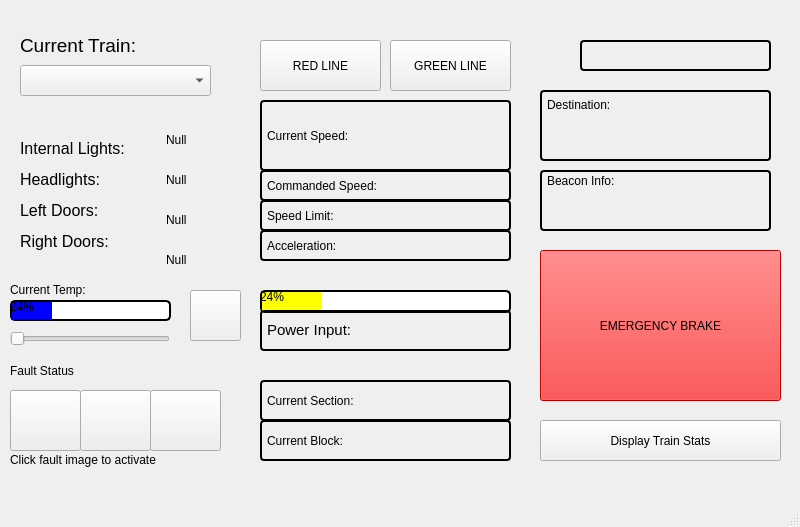
This is Full System/trainModel_fullsys.ui in headhunter22/ECE1140-Train-Simulator as Qt 5 draws it before an edit. The edited form follows.
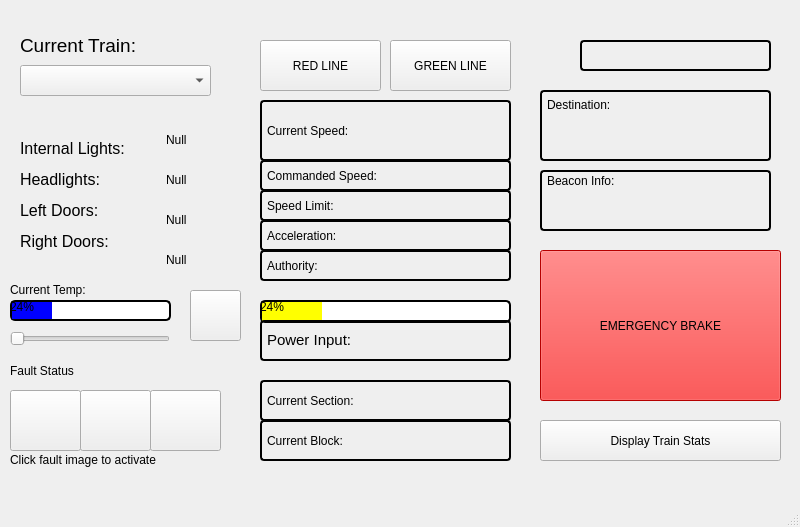
This is the edited form.

```diff
--- a/Full System/trainModel_fullsys.ui
+++ b/Full System/trainModel_fullsys.ui
@@ -28,7 +28,7 @@
     <property name="geometry">
      <rect>
       <x>260</x>
-      <y>290</y>
+      <y>300</y>
       <width>251</width>
       <height>23</height>
      </rect>
@@ -109,7 +109,7 @@
       <x>260</x>
       <y>100</y>
       <width>251</width>
-      <height>71</height>
+      <height>61</height>
      </rect>
     </property>
     <property name="styleSheet">
@@ -138,7 +138,7 @@
     <property name="geometry">
      <rect>
       <x>260</x>
-      <y>310</y>
+      <y>320</y>
       <width>251</width>
       <height>41</height>
      </rect>
@@ -227,7 +227,7 @@
     <property name="geometry">
      <rect>
       <x>260</x>
-      <y>170</y>
+      <y>160</y>
       <width>251</width>
       <height>31</height>
      </rect>
@@ -338,7 +338,7 @@
     <property name="geometry">
      <rect>
       <x>260</x>
-      <y>200</y>
+      <y>190</y>
       <width>251</width>
       <height>31</height>
      </rect>
@@ -466,7 +466,7 @@
     <property name="geometry">
      <rect>
       <x>260</x>
-      <y>230</y>
+      <y>220</y>
       <width>251</width>
       <height>31</height>
      </rect>
@@ -524,6 +524,24 @@
      <string>Click fault image to activate</string>
     </property>
    </widget>
+   <widget class="QLabel" name="trainAcc_2">
+    <property name="geometry">
+     <rect>
+      <x>260</x>
+      <y>250</y>
+      <width>251</width>
+      <height>31</height>
+     </rect>
+    </property>
+    <property name="styleSheet">
+     <string notr="true">border: 2px solid black;
+border-radius: 4px;
+padding: 2px;</string>
+    </property>
+    <property name="text">
+     <string>Authority:</string>
+    </property>
+   </widget>
   </widget>
   <widget class="QMenuBar" name="menubar">
    <property name="geometry">
```
